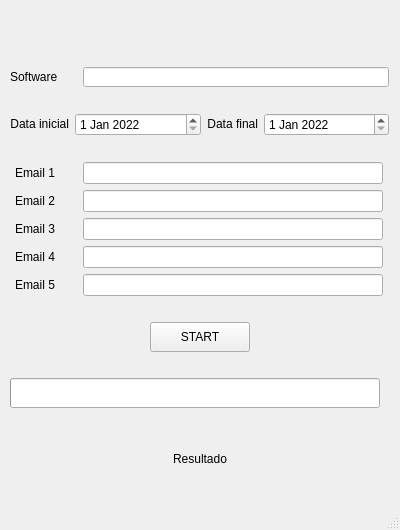
The window that interfaceV1.ui (otamrll09/G3WP) describes before a commit, drawn with Qt 5.
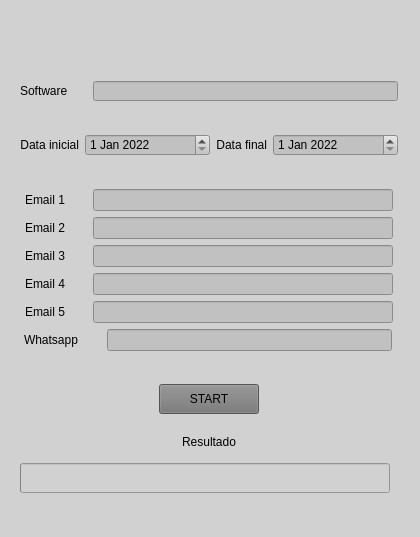
The same window after the commit. Icons and pictures are not drawn.

Commit message: G3WS-20 Mudanças na interface grafica, adicionando lógica de envio para whatsapp

```diff
--- a/interfaceV1.ui
+++ b/interfaceV1.ui
@@ -6,8 +6,8 @@
    <rect>
     <x>0</x>
     <y>0</y>
-    <width>400</width>
-    <height>530</height>
+    <width>420</width>
+    <height>537</height>
    </rect>
   </property>
   <property name="sizePolicy">
@@ -18,30 +18,38 @@
   </property>
   <property name="minimumSize">
    <size>
-    <width>400</width>
-    <height>530</height>
+    <width>420</width>
+    <height>537</height>
    </size>
   </property>
   <property name="maximumSize">
    <size>
-    <width>400</width>
-    <height>530</height>
+    <width>422</width>
+    <height>537</height>
    </size>
   </property>
   <property name="windowTitle">
-   <string>MainWindow</string>
+   <string>G3 Scraping</string>
+  </property>
+  <property name="windowIcon">
+   <iconset>
+    <normaloff>icone.ico</normaloff>icone.ico</iconset>
+  </property>
+  <property name="styleSheet">
+   <string notr="true">background-color: rgb(216, 216, 216);
+background-color: rgb(209, 209, 209);</string>
   </property>
   <widget class="QWidget" name="centralwidget">
    <widget class="QWidget" name="">
     <property name="geometry">
      <rect>
-      <x>10</x>
+      <x>20</x>
       <y>10</y>
-      <width>379</width>
-      <height>494</height>
+      <width>378</width>
+      <height>496</height>
      </rect>
     </property>
-    <layout class="QVBoxLayout" name="verticalLayout_5">
+    <layout class="QVBoxLayout" name="verticalLayout_3">
      <item>
       <layout class="QHBoxLayout" name="horizontalLayout_10">
        <item>
@@ -131,14 +139,12 @@
        </property>
        <property name="sizeHint" stdset="0">
         <size>
-         <width>10</width>
+         <width>13</width>
          <height>20</height>
         </size>
        </property>
       </spacer>
      </item>
-     <item>
-      <layout class="QVBoxLayout" name="verticalLayout_4">
        <item>
         <layout class="QHBoxLayout" name="horizontalLayout_7">
          <item>
@@ -202,6 +208,9 @@
              <height>20</height>
             </size>
            </property>
+         <property name="styleSheet">
+          <string notr="true">background-color: rgb(193, 193, 193);</string>
+         </property>
           </widget>
          </item>
         </layout>
@@ -245,6 +254,9 @@
          </item>
          <item>
           <widget class="QDateEdit" name="dateEdit_inicial">
+         <property name="styleSheet">
+          <string notr="true">background-color: rgb(193, 193, 193);</string>
+         </property>
            <property name="dateTime">
             <datetime>
              <hour>0</hour>
@@ -278,6 +290,9 @@
          </item>
          <item>
           <widget class="QDateEdit" name="dateEdit_final">
+         <property name="styleSheet">
+          <string notr="true">background-color: rgb(193, 193, 193);</string>
+         </property>
            <property name="dateTime">
             <datetime>
              <hour>0</hour>
@@ -309,7 +324,7 @@
         </spacer>
        </item>
        <item>
-        <layout class="QVBoxLayout" name="verticalLayout_3">
+      <layout class="QVBoxLayout" name="verticalLayout_2">
          <item>
           <layout class="QHBoxLayout" name="horizontalLayout_2">
            <item>
@@ -376,6 +391,9 @@
                <height>22</height>
               </size>
              </property>
+           <property name="styleSheet">
+            <string notr="true">background-color: rgb(193, 193, 193);</string>
+           </property>
             </widget>
            </item>
           </layout>
@@ -446,6 +464,9 @@
                <height>22</height>
               </size>
              </property>
+           <property name="styleSheet">
+            <string notr="true">background-color: rgb(193, 193, 193);</string>
+           </property>
             </widget>
            </item>
           </layout>
@@ -516,6 +537,9 @@
                <height>22</height>
               </size>
              </property>
+           <property name="styleSheet">
+            <string notr="true">background-color: rgb(193, 193, 193);</string>
+           </property>
             </widget>
            </item>
           </layout>
@@ -586,6 +610,9 @@
                <height>22</height>
               </size>
              </property>
+           <property name="styleSheet">
+            <string notr="true">background-color: rgb(193, 193, 193);</string>
+           </property>
             </widget>
            </item>
           </layout>
@@ -656,6 +683,82 @@
                <height>22</height>
               </size>
              </property>
+           <property name="styleSheet">
+            <string notr="true">background-color: rgb(193, 193, 193);</string>
+           </property>
+          </widget>
+         </item>
+        </layout>
+       </item>
+       <item>
+        <layout class="QHBoxLayout" name="horizontalLayout_11">
+         <item>
+          <widget class="QLabel" name="label_6">
+           <property name="sizePolicy">
+            <sizepolicy hsizetype="Fixed" vsizetype="Fixed">
+             <horstretch>0</horstretch>
+             <verstretch>0</verstretch>
+            </sizepolicy>
+           </property>
+           <property name="minimumSize">
+            <size>
+             <width>61</width>
+             <height>16</height>
+            </size>
+           </property>
+           <property name="maximumSize">
+            <size>
+             <width>61</width>
+             <height>16</height>
+            </size>
+           </property>
+           <property name="text">
+            <string>Whatsapp</string>
+           </property>
+          </widget>
+         </item>
+         <item>
+          <spacer name="horizontalSpacer_12">
+           <property name="orientation">
+            <enum>Qt::Horizontal</enum>
+           </property>
+           <property name="sizeType">
+            <enum>QSizePolicy::Fixed</enum>
+           </property>
+           <property name="sizeHint" stdset="0">
+            <size>
+             <width>12</width>
+             <height>19</height>
+            </size>
+           </property>
+          </spacer>
+         </item>
+         <item>
+          <widget class="QLineEdit" name="lineEdit_whatsapp">
+           <property name="enabled">
+            <bool>true</bool>
+           </property>
+           <property name="sizePolicy">
+            <sizepolicy hsizetype="Fixed" vsizetype="Fixed">
+             <horstretch>0</horstretch>
+             <verstretch>0</verstretch>
+            </sizepolicy>
+           </property>
+           <property name="minimumSize">
+            <size>
+             <width>285</width>
+             <height>22</height>
+            </size>
+           </property>
+           <property name="maximumSize">
+            <size>
+             <width>285</width>
+             <height>22</height>
+            </size>
+           </property>
+           <property name="styleSheet">
+            <string notr="true">background-color: rgb(193, 193, 193);</string>
+           </property>
             </widget>
            </item>
           </layout>
@@ -713,6 +816,9 @@
              <height>30</height>
             </size>
            </property>
+         <property name="styleSheet">
+          <string notr="true">background-color: rgb(117, 117, 117);</string>
+         </property>
            <property name="text">
             <string>START</string>
            </property>
@@ -734,20 +840,49 @@
         </layout>
        </item>
        <item>
-        <spacer name="verticalSpacer_4">
+      <layout class="QVBoxLayout" name="verticalLayout">
+       <item>
+        <layout class="QHBoxLayout" name="horizontalLayout">
+         <item>
+          <spacer name="horizontalSpacer_7">
          <property name="orientation">
-          <enum>Qt::Vertical</enum>
-         </property>
-         <property name="sizeType">
-          <enum>QSizePolicy::Fixed</enum>
-         </property>
+            <enum>Qt::Horizontal</enum>
+           </property>
+           <property name="sizeHint" stdset="0">
+            <size>
+             <width>40</width>
+             <height>20</height>
+            </size>
+           </property>
+          </spacer>
+         </item>
+         <item>
+          <widget class="QLabel" name="label_resultado">
+           <property name="maximumSize">
+            <size>
+             <width>370</width>
+             <height>30</height>
+            </size>
+           </property>
+           <property name="text">
+            <string>Resultado</string>
+           </property>
+          </widget>
+         </item>
+         <item>
+          <spacer name="horizontalSpacer_8">
+           <property name="orientation">
+            <enum>Qt::Horizontal</enum>
+           </property>
          <property name="sizeHint" stdset="0">
           <size>
-           <width>20</width>
+             <width>40</width>
            <height>20</height>
           </size>
          </property>
         </spacer>
+         </item>
+        </layout>
        </item>
        <item>
         <widget class="QProgressBar" name="progressBar">
@@ -777,43 +912,6 @@
          </property>
         </widget>
        </item>
-       <item>
-        <layout class="QHBoxLayout" name="horizontalLayout_11">
-         <item>
-          <spacer name="horizontalSpacer_8">
-           <property name="orientation">
-            <enum>Qt::Horizontal</enum>
-           </property>
-           <property name="sizeHint" stdset="0">
-            <size>
-             <width>40</width>
-             <height>20</height>
-            </size>
-           </property>
-          </spacer>
-         </item>
-         <item>
-          <widget class="QLabel" name="label_resultado">
-           <property name="text">
-            <string>Resultado</string>
-           </property>
-          </widget>
-         </item>
-         <item>
-          <spacer name="horizontalSpacer_7">
-           <property name="orientation">
-            <enum>Qt::Horizontal</enum>
-           </property>
-           <property name="sizeHint" stdset="0">
-            <size>
-             <width>40</width>
-             <height>20</height>
-            </size>
-           </property>
-          </spacer>
-         </item>
-        </layout>
-       </item>
       </layout>
      </item>
     </layout>
```
Left out of the diff: 2 changed lines with no effect on the pictures. Lines whose indentation alone changed are shown as unchanged. The commit also changes 7 other files.
